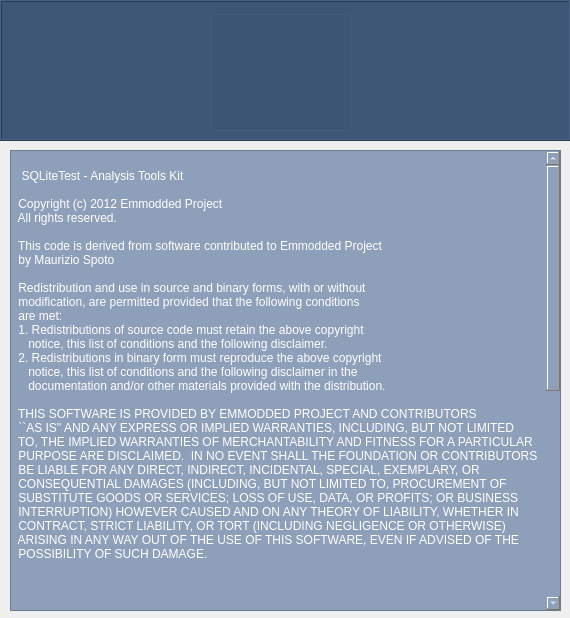
This is aboutdialog.ui in RTOSkit/SQLiteTest as Qt 5 draws it before an edit. The edited form follows.
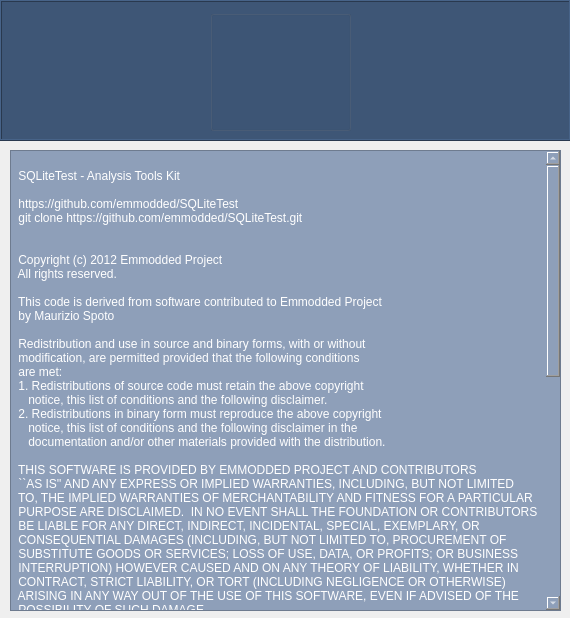
This is the edited form. Icons and pictures are not drawn.

Patch:
```diff
--- a/aboutdialog.ui
+++ b/aboutdialog.ui
@@ -46,7 +46,11 @@
    </property>
    <property name="plainText">
     <string>
-  SQLiteTest - Analysis Tools Kit 
+ SQLiteTest - Analysis Tools Kit  
+
+ https://github.com/emmodded/SQLiteTest 
+ git clone https://github.com/emmodded/SQLiteTest.git
+ 
 
  Copyright (c) 2012 Emmodded Project 
  All rights reserved.
```
